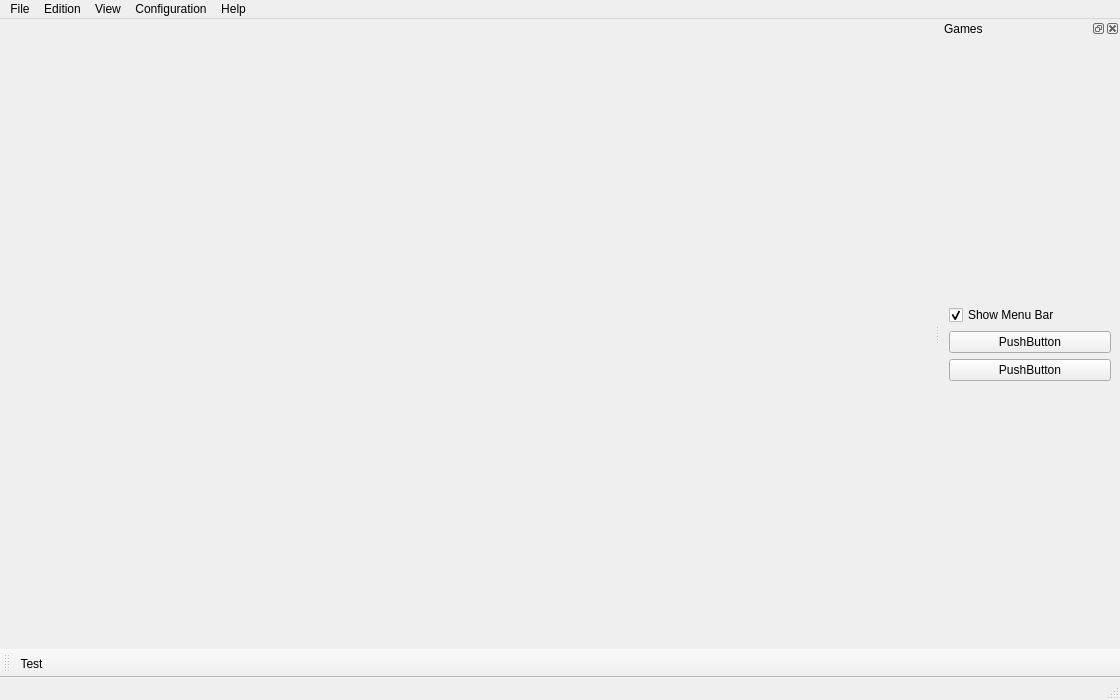
Old version of the form mainwindow.ui in the repository draco-sam/myDictionary.
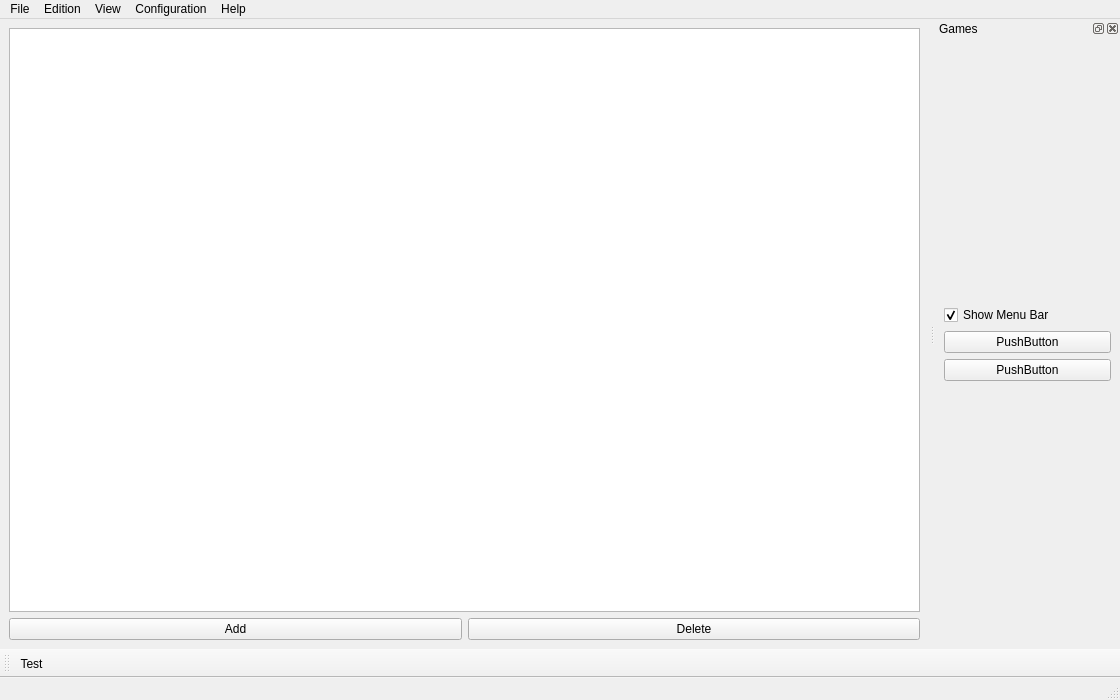
New version of the form. Icons and pictures are not drawn.

Commit message:
- Dictionary treeView with multiple levels.
- Main Window in maximized size.

```diff
--- a/mainwindow.ui
+++ b/mainwindow.ui
@@ -16,7 +16,50 @@
   <widget class="QWidget" name="centralwidget">
    <layout class="QGridLayout" name="gridLayout_2">
     <item row="0" column="0">
-     <layout class="QGridLayout" name="gridLayout"/>
+     <layout class="QGridLayout" name="gridLayout">
+      <item row="0" column="0">
+       <widget class="QTreeView" name="treeView">
+        <property name="autoExpandDelay">
+         <number>-1</number>
+        </property>
+        <property name="rootIsDecorated">
+         <bool>true</bool>
+        </property>
+        <property name="allColumnsShowFocus">
+         <bool>false</bool>
+        </property>
+        <property name="headerHidden">
+         <bool>true</bool>
+        </property>
+        <property name="expandsOnDoubleClick">
+         <bool>true</bool>
+        </property>
+       </widget>
+      </item>
+      <item row="1" column="0">
+       <layout class="QHBoxLayout" name="horizontalLayout">
+        <item>
+         <widget class="QPushButton" name="button_add">
+          <property name="font">
+           <font>
+            <bold>false</bold>
+           </font>
+          </property>
+          <property name="text">
+           <string>Add</string>
+          </property>
+         </widget>
+        </item>
+        <item>
+         <widget class="QPushButton" name="button_delete">
+          <property name="text">
+           <string>Delete</string>
+          </property>
+         </widget>
+        </item>
+       </layout>
+      </item>
+     </layout>
     </item>
    </layout>
   </widget>
@@ -70,7 +113,7 @@
    </property>
    <property name="minimumSize">
     <size>
-     <width>180</width>
+     <width>185</width>
      <height>180</height>
     </size>
    </property>
```
Left out of the diff: 3 changed lines with no effect on the pictures. The commit also changes 3 other files.
